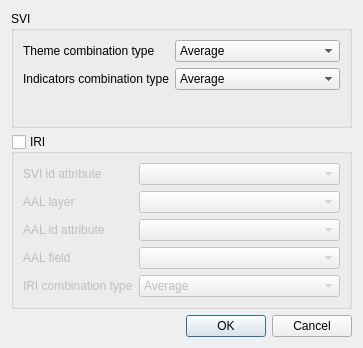
First picture: the form in svir/ui/ui_calculate_iri.ui, repository gem/oq-irmt-qgis, before the edit.
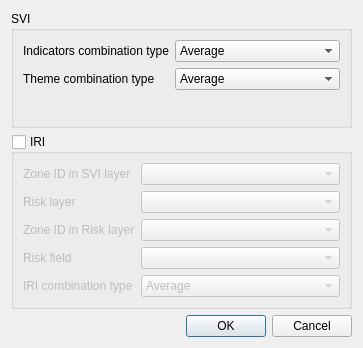
Second picture: the form after the edit.

Commit message: Big refactoring, reordered plugin menu, improved labels

The edit to the form file:
```diff
--- a/svir/ui/ui_calculate_iri.ui
+++ b/svir/ui/ui_calculate_iri.ui
@@ -23,35 +23,9 @@
       <string>SVI</string>
      </property>
      <layout class="QFormLayout" name="formLayout">
-      <item row="0" column="1">
-       <widget class="QComboBox" name="themes_combination_type">
-        <property name="enabled">
-         <bool>true</bool>
-        </property>
-        <item>
-         <property name="text">
-          <string>Average</string>
-         </property>
-        </item>
-        <item>
-         <property name="text">
-          <string>Sum</string>
-         </property>
-        </item>
-        <item>
-         <property name="text">
-          <string>Multiplication</string>
-         </property>
-        </item>
-       </widget>
-      </item>
-      <item row="0" column="0">
-       <widget class="QLabel" name="label_3">
-        <property name="text">
-         <string>Theme combination type</string>
-        </property>
-       </widget>
-      </item>
+      <property name="fieldGrowthPolicy">
+       <enum>QFormLayout::AllNonFixedFieldsGrow</enum>
+      </property>
       <item row="1" column="0">
        <widget class="QLabel" name="label_2">
         <property name="text">
@@ -81,6 +55,35 @@
         </item>
        </widget>
       </item>
+      <item row="3" column="1">
+       <widget class="QComboBox" name="themes_combination_type">
+        <property name="enabled">
+         <bool>true</bool>
+        </property>
+        <item>
+         <property name="text">
+          <string>Average</string>
+         </property>
+        </item>
+        <item>
+         <property name="text">
+          <string>Sum</string>
+         </property>
+        </item>
+        <item>
+         <property name="text">
+          <string>Multiplication</string>
+         </property>
+        </item>
+       </widget>
+      </item>
+      <item row="3" column="0">
+       <widget class="QLabel" name="label_3">
+        <property name="text">
+         <string>Theme combination type</string>
+        </property>
+       </widget>
+      </item>
      </layout>
     </widget>
    </item>
@@ -106,7 +109,7 @@
       <item row="1" column="0">
        <widget class="QLabel" name="label_4">
         <property name="text">
-         <string>AAL layer</string>
+         <string>Risk layer</string>
         </property>
        </widget>
       </item>
@@ -116,7 +119,7 @@
       <item row="3" column="0">
        <widget class="QLabel" name="label_5">
         <property name="text">
-         <string>AAL field</string>
+         <string>Risk field</string>
         </property>
        </widget>
       </item>
@@ -145,7 +148,7 @@
       <item row="2" column="0">
        <widget class="QLabel" name="label_6">
         <property name="text">
-         <string>AAL id attribute</string>
+         <string>Zone ID in Risk layer</string>
         </property>
        </widget>
       </item>
@@ -155,7 +158,7 @@
       <item row="0" column="0">
        <widget class="QLabel" name="label_7">
         <property name="text">
-         <string>SVI id attribute</string>
+         <string>Zone ID in SVI layer</string>
         </property>
        </widget>
       </item>
```
Left out of the diff: 2 changed lines with no effect on the pictures. The commit also changes 11 other files.
